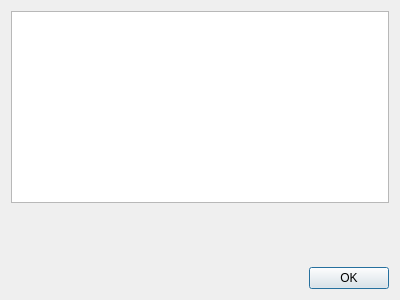
Before: the Qt Designer form cc3d/player5/Plugins/ViewManagerPlugins/ui_screenshot_description_browser.ui in CompuCell3D/CompuCell3D, drawn with Qt 5.
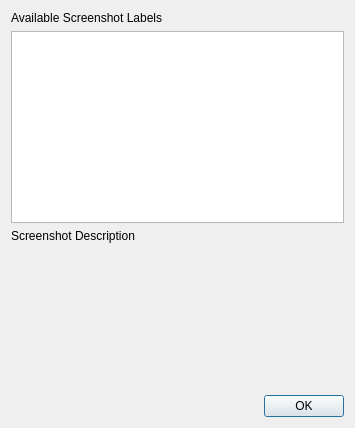
After: the same form once the commit is applied.

Commit message: added screenshot description browser https://github.com/CompuCell3D/CompuCell3D/issues/178 https://github.com/CompuCell3D/CompuCell3D/issues/187

Patch:
```diff
--- a/cc3d/player5/Plugins/ViewManagerPlugins/ui_screenshot_description_browser.ui
+++ b/cc3d/player5/Plugins/ViewManagerPlugins/ui_screenshot_description_browser.ui
@@ -6,8 +6,8 @@
    <rect>
     <x>0</x>
     <y>0</y>
-    <width>400</width>
-    <height>300</height>
+    <width>355</width>
+    <height>428</height>
    </rect>
   </property>
   <property name="windowTitle">
@@ -17,7 +17,25 @@
    <item>
     <layout class="QVBoxLayout" name="v_layout">
      <item>
-      <widget class="QPlainTextEdit" name="scr_list_TE"/>
+      <widget class="QLabel" name="label">
+       <property name="text">
+        <string>Available Screenshot Labels</string>
+       </property>
+      </widget>
+     </item>
+     <item>
+      <widget class="QPlainTextEdit" name="scr_list_TE">
+       <property name="readOnly">
+        <bool>true</bool>
+       </property>
+      </widget>
+     </item>
+     <item>
+      <widget class="QLabel" name="label_2">
+       <property name="text">
+        <string>Screenshot Description </string>
+       </property>
+      </widget>
      </item>
      <item>
       <spacer name="verticalSpacer">
```
Left out of the diff: 19 changed lines with no effect on the pictures. The commit also changes 3 other files.
